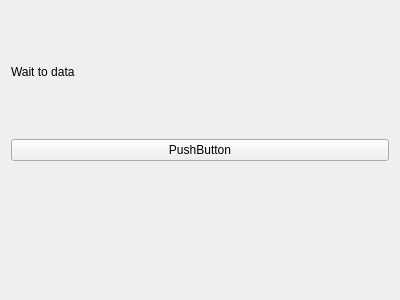
Before: the Qt Designer form src/CrossUI/outputdata.ui in Vasteri/university-timetable-solvers, drawn with Qt 5.
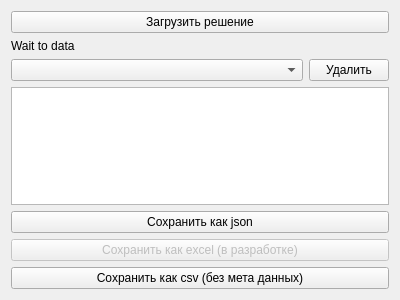
After: the same form once the commit is applied.

Commit message: feat: CrossUI - add result_data and saving in json, csv

```diff
--- a/src/CrossUI/outputdata.ui
+++ b/src/CrossUI/outputdata.ui
@@ -14,30 +14,78 @@
    <string>Form</string>
   </property>
   <layout class="QGridLayout" name="gridLayout">
-   <item row="0" column="0">
+   <item row="7" column="0">
+    <widget class="QPushButton" name="btn_save_excel">
+     <property name="enabled">
+      <bool>false</bool>
+     </property>
+     <property name="text">
+      <string>Сохранить как excel (в разработке)</string>
+     </property>
+    </widget>
+   </item>
+   <item row="8" column="0">
+    <widget class="QPushButton" name="btn_save_csv">
+     <property name="text">
+      <string>Сохранить как csv (без мета данных)</string>
+     </property>
+    </widget>
+   </item>
+   <item row="1" column="0">
     <widget class="QLabel" name="lab_info">
      <property name="text">
       <string>Wait to data</string>
      </property>
     </widget>
    </item>
-   <item row="1" column="0">
-    <widget class="QPushButton" name="pushButton">
-     <property name="text">
-      <string>PushButton</string>
-     </property>
-    </widget>
-   </item>
-   <item row="2" column="0">
-    <widget class="QLabel" name="lab_test">
-     <property name="text">
-      <string/>
-     </property>
-     <property name="wordWrap">
+   <item row="5" column="0">
+    <widget class="QTextEdit" name="text_display">
+     <property name="readOnly">
       <bool>true</bool>
      </property>
     </widget>
    </item>
+   <item row="6" column="0">
+    <widget class="QPushButton" name="btn_save_json">
+     <property name="text">
+      <string>Сохранить как json</string>
+     </property>
+    </widget>
+   </item>
+   <item row="0" column="0">
+    <widget class="QPushButton" name="btn_load">
+     <property name="text">
+      <string>Загрузить решение</string>
+     </property>
+    </widget>
+   </item>
+   <item row="3" column="0">
+    <layout class="QHBoxLayout" name="horizontalLayout">
+     <item>
+      <widget class="QComboBox" name="combo_objects">
+       <property name="sizePolicy">
+        <sizepolicy hsizetype="MinimumExpanding" vsizetype="Fixed">
+         <horstretch>0</horstretch>
+         <verstretch>0</verstretch>
+        </sizepolicy>
+       </property>
+      </widget>
+     </item>
+     <item>
+      <widget class="QPushButton" name="btn_delete">
+       <property name="sizePolicy">
+        <sizepolicy hsizetype="Minimum" vsizetype="Fixed">
+         <horstretch>0</horstretch>
+         <verstretch>0</verstretch>
+        </sizepolicy>
+       </property>
+       <property name="text">
+        <string>Удалить</string>
+       </property>
+      </widget>
+     </item>
+    </layout>
+   </item>
   </layout>
  </widget>
  <resources/>
```
The commit also changes 7 other files.
